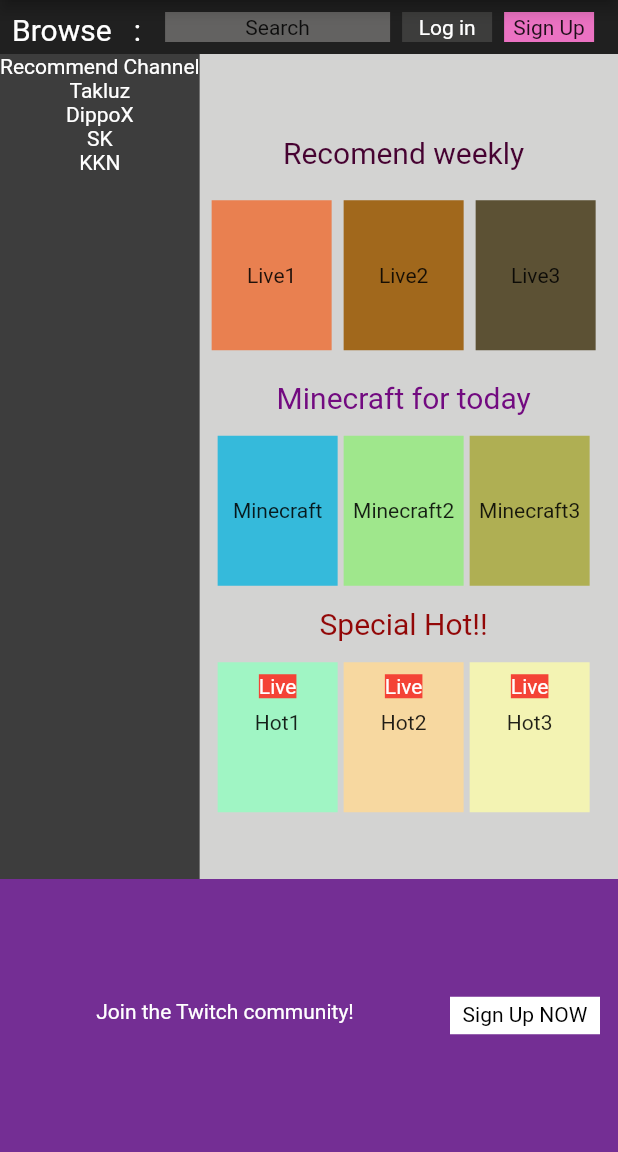
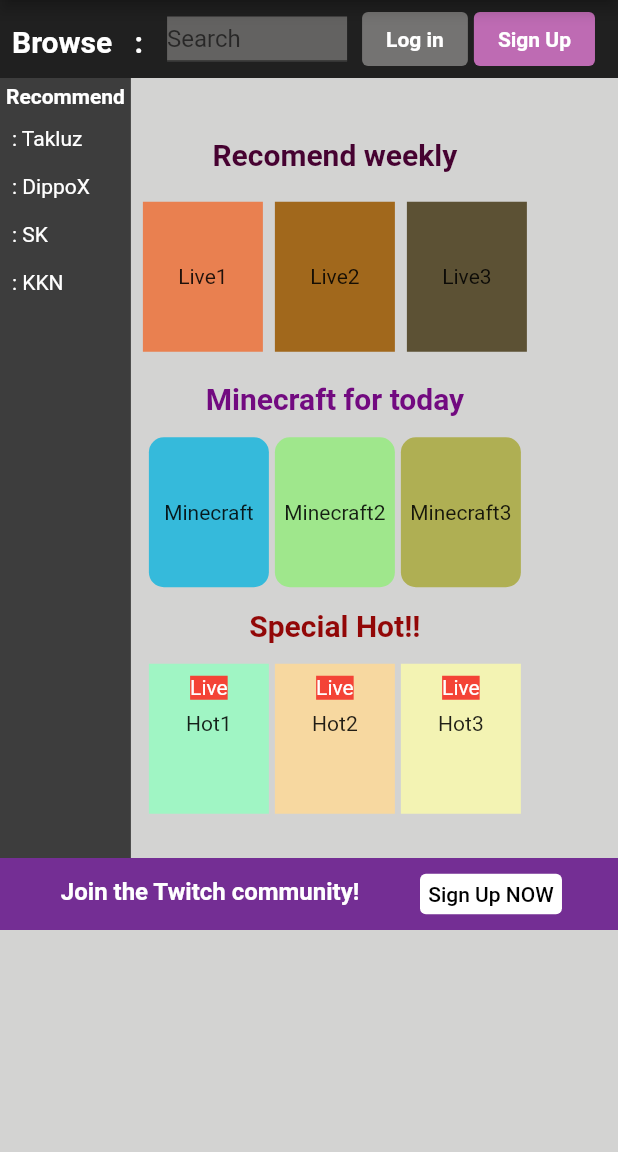
Before and after one commit to Kmaster1996/KKN-Homework-All, a Flutter app: the screen it shows after launch, on a phone screen of 412 x 824 dp, the part 84-1236 px from its top. Run offline on Flutter 3.47's test engine with Material 2 defaults, Android fonts, the phone set to English and light mode, and no system bars.

Commit message:
KKN Homework Twitch v3

```diff
--- a/kkn_flutter_ui_twitch/lib/main.dart
+++ b/kkn_flutter_ui_twitch/lib/main.dart
@@ -1,3 +1,5 @@
+import 'dart:math';
+
 import 'package:flutter/material.dart';
 
 void main() {
@@ -33,6 +35,7 @@ class Twitch extends StatelessWidget {
                               'Browse   :',
                               style: TextStyle(
                                   fontSize: 20,
+                                  fontWeight: FontWeight.bold,
                                   color: Color.fromARGB(255, 255, 255, 255)),
                             ),
                           ),
@@ -42,31 +45,42 @@ class Twitch extends StatelessWidget {
                     Padding(
                       padding: const EdgeInsets.all(8.0),
                       child: Container(
-                        height: 20,
-                        width: 150,
+                          height: 30,
+                          width: 120,
                           color: const Color.fromARGB(255, 99, 98, 97),
-                        child: Center(child: Text('Search')),
+                          child: TextField(
+                            decoration: InputDecoration(labelText: 'Search'),
+                          )),
                     ),
+                    Padding(
+                      padding: const EdgeInsets.all(2.0),
+                      child: ElevatedButton(
+                        style: ButtonStyle(
+                          backgroundColor: MaterialStateProperty.all(
+                              const Color.fromARGB(255, 116, 115, 114)),
                         ),
-                    Container(
-                      height: 20,
-                      width: 60,
-                      color: Color.fromARGB(255, 61, 61, 60),
-                      child: Center(
+                        onPressed: null,
                         child: Text(
                           'Log in',
-                          style: TextStyle(color: Colors.white),
+                          style: TextStyle(
+                              fontWeight: FontWeight.bold, color: Colors.white),
                         ),
                       ),
                     ),
                     Padding(
-                      padding: const EdgeInsets.all(8.0),
-                      child: Container(
-                        child: Center(child: Text('Sign Up')),
-                        height: 20,
-                        width: 60,
-                        color: Color.fromARGB(255, 235, 114, 194),
+                      padding: const EdgeInsets.all(2.0),
+                      child: ElevatedButton(
+                          style: ButtonStyle(
+                            backgroundColor: MaterialStateProperty.all(
+                                Color.fromARGB(255, 190, 107, 179)),
                           ),
+                          onPressed: null,
+                          child: Text(
+                            'Sign Up',
+                            style: TextStyle(
+                                fontWeight: FontWeight.bold,
+                                color: Colors.white),
+                          )),
                     ),
                   ],
                 ),
@@ -76,37 +90,46 @@ class Twitch extends StatelessWidget {
                 children: <Widget>[
                   Container(
                     color: Color.fromARGB(255, 61, 61, 61),
-                    height: 550,
+                    height: 520,
                     child: Column(
+                      crossAxisAlignment: CrossAxisAlignment.start,
                       children: <Widget>[
-                        Text(
-                          'Recommend Channel',
+                        Padding(
+                          padding: const EdgeInsets.all(4.0),
+                          child: Text(
+                            'Recommend',
                             style: TextStyle(
-                            color: Colors.white
+                              fontWeight: FontWeight.bold,
+                              color: Colors.white,
                             ),
                           ),
-                        Text(
-                          'Takluz',
-                          style: TextStyle(
-                            color: Colors.white
+                        ),
+                        Padding(
+                          padding: const EdgeInsets.all(8.0),
+                          child: Text(
+                            ': Takluz',
+                            style: TextStyle(color: Colors.white),
                           ),
                         ),
-                        Text(
-                          'DippoX',
-                          style: TextStyle(
-                            color: Colors.white
+                        Padding(
+                          padding: const EdgeInsets.all(8.0),
+                          child: Text(
+                            ': DippoX',
+                            style: TextStyle(color: Colors.white),
                           ),
                         ),
-                        Text(
-                          'SK',
-                          style: TextStyle(
-                            color: Colors.white
+                        Padding(
+                          padding: const EdgeInsets.all(8.0),
+                          child: Text(
+                            ': SK',
+                            style: TextStyle(color: Colors.white),
                           ),
                         ),
-                        Text(
-                          'KKN',
-                          style: TextStyle(
-                            color: Colors.white
+                        Padding(
+                          padding: const EdgeInsets.all(8.0),
+                          child: Text(
+                            ': KKN',
+                            style: TextStyle(color: Colors.white),
                           ),
                         ),
                       ],
@@ -121,6 +144,7 @@ class Twitch extends StatelessWidget {
                             Text(
                               'Recomend weekly',
                               style: TextStyle(
+                                fontWeight: FontWeight.bold,
                                 color: Color.fromARGB(255, 70, 2, 49),
                                 fontSize: 20,
                               ),
@@ -170,6 +194,7 @@ class Twitch extends StatelessWidget {
                             Text(
                               'Minecraft for today',
                               style: TextStyle(
+                                fontWeight: FontWeight.bold,
                                 color: Color.fromARGB(255, 114, 10, 128),
                                 fontSize: 20,
                               ),
@@ -182,7 +207,10 @@ class Twitch extends StatelessWidget {
                           Padding(
                             padding: const EdgeInsets.all(2.0),
                             child: Container(
+                              decoration: BoxDecoration(
+                                borderRadius: BorderRadius.circular(10.0),
                                 color: Color.fromARGB(255, 53, 186, 219),
+                              ),
                               width: 80,
                               height: 100,
                               child: Center(
@@ -193,7 +221,9 @@ class Twitch extends StatelessWidget {
                           Padding(
                             padding: const EdgeInsets.all(2.0),
                             child: Container(
-                              color: Color.fromARGB(255, 159, 231, 140),
+                              decoration: BoxDecoration(
+                                borderRadius: BorderRadius.circular(10.0),
+                              color: Color.fromARGB(255, 159, 231, 140),),
                               width: 80,
                               height: 100,
                               child: Center(
@@ -204,7 +234,9 @@ class Twitch extends StatelessWidget {
                           Padding(
                             padding: const EdgeInsets.all(2.0),
                             child: Container(
-                              color: Color.fromARGB(255, 175, 175, 83),
+                              decoration: BoxDecoration(
+                                borderRadius: BorderRadius.circular(10.0),
+                                color: Color.fromARGB(255, 175, 175, 83),),
                               width: 80,
                               height: 100,
                               child: Center(
@@ -221,6 +253,7 @@ class Twitch extends StatelessWidget {
                             Text(
                               'Special Hot!!',
                               style: TextStyle(
+                                fontWeight: FontWeight.bold,
                                 color: const Color.fromARGB(255, 146, 7, 7),
                                 fontSize: 20,
                               ),
@@ -317,14 +350,13 @@ class Twitch extends StatelessWidget {
                   ),
                 ],
               ),
-              Expanded(
-                child: Container(
+              Container(
                 color: Color.fromARGB(255, 116, 46, 148),
                 child: Row(
                   children: <Widget>[
                     Container(
                       height: 30,
-                        width: 300,
+                      width: 280,
                       child: Column(
                         children: <Widget>[
                           Padding(
@@ -333,6 +365,8 @@ class Twitch extends StatelessWidget {
                               child: Text(
                                 'Join the Twitch community!',
                                 style: TextStyle(
+                                  fontSize: 16,
+                                  fontWeight: FontWeight.bold,
                                   color: Colors.white,
                                 ),
                               ),
@@ -341,10 +375,14 @@ class Twitch extends StatelessWidget {
                         ],
                       ),
                     ),
-                      Container(
-                        color: Colors.white,
-                        height: 25,
-                        width: 100,
+                    ElevatedButton(
+                      style: ButtonStyle(
+                        padding: MaterialStateProperty.all(EdgeInsets.all(1.5)),
+                        minimumSize: MaterialStateProperty.all(Size(10, 20)),
+                        backgroundColor: MaterialStateProperty.all(
+                            Color.fromARGB(255, 255, 255, 255)),
+                      ),
+                      onPressed: null,
                       child: Column(
                         children: <Widget>[
                           Padding(
@@ -362,7 +400,6 @@ class Twitch extends StatelessWidget {
                   ],
                 ),
               ),
-              ),
             ],
           ),
         ),
```
Lines whose indentation alone changed are shown as unchanged.
